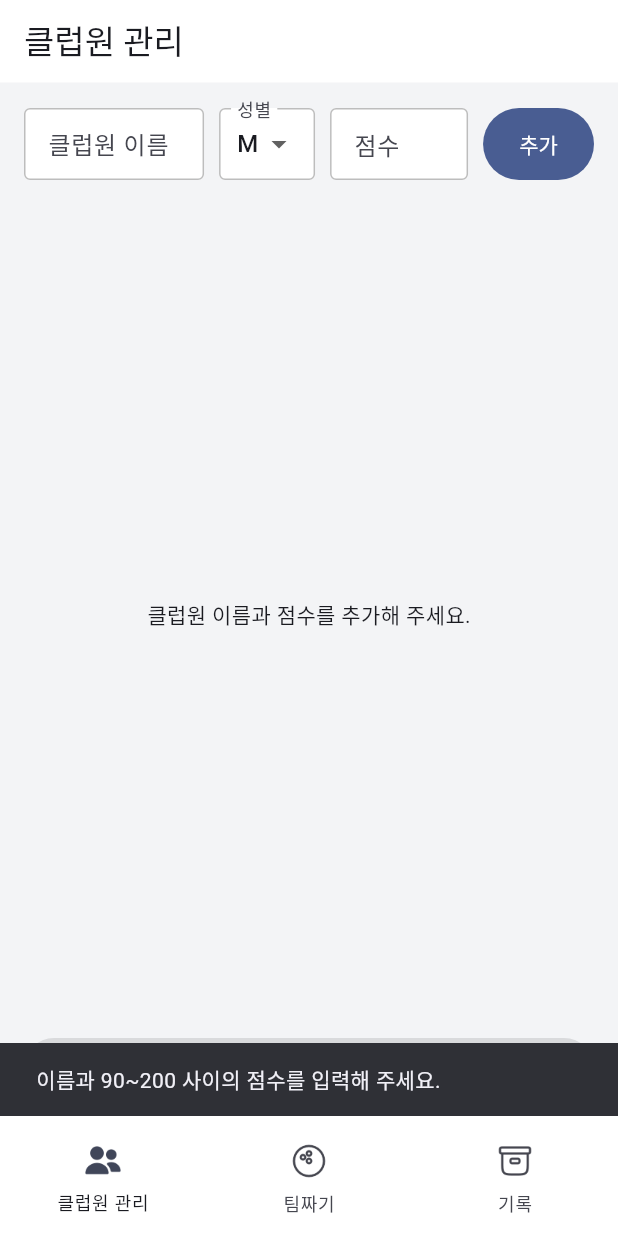
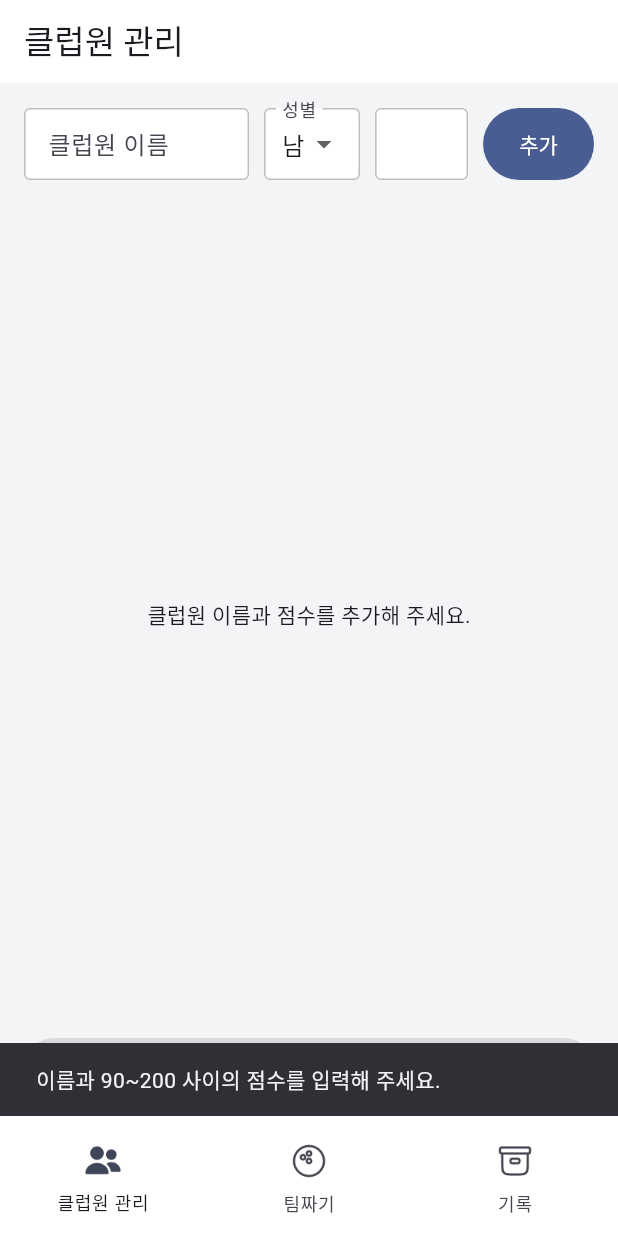
Before and after one commit to dyuhob/blackholeTeammaker, a Flutter app: the screen it shows after launch, after a tap on "추가", on a phone screen of 412 x 824 dp. Run offline on Flutter 3.47's test engine with Material 3 defaults, Android fonts, the phone set to English and light mode, and no system bars; our stand-ins replace screenshot, share_plus, supabase_flutter, web; missing offline and left inert: dart:js_interop, gal; accounts and stored records are empty.

Commit message:
feat: refine team builder controls

```diff
--- a/lib/domain/member.dart
+++ b/lib/domain/member.dart
@@ -1,6 +1,6 @@
 enum MemberGender {
-  male(0, 'M'),
-  female(1, 'W');
+  male(0, '남'),
+  female(1, '여');
 
   const MemberGender(this.storageValue, this.label);
 
--- a/lib/features/history/team_result_content.dart
+++ b/lib/features/history/team_result_content.dart
@@ -113,7 +113,7 @@ class _TeamCard extends StatelessWidget {
                           ),
                           style: const TextStyle(
                             color: Colors.red,
-                            fontWeight: FontWeight.w500,
+                            fontWeight: FontWeight.bold,
                           ),
                         ),
                         const SizedBox(width: 8),
--- a/lib/features/history/team_result_screen.dart
+++ b/lib/features/history/team_result_screen.dart
@@ -267,7 +267,7 @@ class _TeamResultScreenState extends State<TeamResultScreen> {
                     size: 20,
                   ),
                   label: Text(
-                    _hasSavedTitle ? '저장됨' : (_saved ? '변경사항 저장' : '기록 저장'),
+                    _hasSavedTitle ? '저장됨' : (_saved ? '변경사항 저장' : '저장'),
                   ),
                 ),
               ),
--- a/lib/features/members/member_screen.dart
+++ b/lib/features/members/member_screen.dart
@@ -144,7 +144,7 @@ class _MemberScreenState extends State<MemberScreen> {
                   ),
                   const SizedBox(width: 10),
                   SizedBox(
-                    width: 92,
+                    width: 62,
                     child: TextField(
                       key: const Key('member-score-input'),
                       controller: _scoreController,
--- a/lib/features/team_builder/team_builder_screen.dart
+++ b/lib/features/team_builder/team_builder_screen.dart
@@ -187,16 +187,75 @@ class _TeamBuilderScreenState extends State<TeamBuilderScreen> {
               crossAxisAlignment: CrossAxisAlignment.stretch,
               children: [
                 Expanded(
+                  child: InkWell(
+                    key: const Key('female-handicap-control'),
+                    borderRadius: BorderRadius.circular(12),
+                    onTap: () => widget.controller.femaleHandicapEnabled =
+                        !widget.controller.femaleHandicapEnabled,
+                    child: Row(
+                      mainAxisAlignment: MainAxisAlignment.center,
+                      children: [
+                        Checkbox(
+                          value: widget.controller.femaleHandicapEnabled,
+                          onChanged: (value) =>
+                              widget.controller.femaleHandicapEnabled =
+                                  value ?? false,
+                          visualDensity: VisualDensity.compact,
+                          materialTapTargetSize:
+                              MaterialTapTargetSize.shrinkWrap,
+                        ),
+                        const Flexible(
+                          child: Text(
+                            '여성핸디',
+                            maxLines: 1,
+                            style: TextStyle(
+                              fontSize: 12,
+                              fontWeight: FontWeight.bold,
+                            ),
+                          ),
+                        ),
+                      ],
+                    ),
+                  ),
+                ),
+                const SizedBox(width: 10),
+                Expanded(
                   child: SegmentedButton<TeamAllocationMode>(
                     key: const Key('allocation-mode-toggle'),
                     showSelectedIcon: false,
-                    style: const ButtonStyle(
-                      visualDensity: VisualDensity.compact,
-                      padding: WidgetStatePropertyAll(
+                    style: ButtonStyle(
+                      tapTargetSize: MaterialTapTargetSize.shrinkWrap,
+                      minimumSize: const WidgetStatePropertyAll(
+                        Size(0, _controlHeight),
+                      ),
+                      maximumSize: const WidgetStatePropertyAll(
+                        Size(double.infinity, _controlHeight),
+                      ),
+                      padding: const WidgetStatePropertyAll(
                         EdgeInsets.symmetric(horizontal: 4),
                       ),
-                      textStyle: WidgetStatePropertyAll(
-                        TextStyle(fontSize: 12),
+                      shape: WidgetStatePropertyAll(
+                        RoundedRectangleBorder(
+                          borderRadius: BorderRadius.circular(12),
+                        ),
+                      ),
+                      backgroundColor: WidgetStateProperty.resolveWith(
+                        (states) => states.contains(WidgetState.selected)
+                            ? Theme.of(context).colorScheme.primary
+                            : Colors.white,
+                      ),
+                      foregroundColor: WidgetStateProperty.resolveWith(
+                        (states) => states.contains(WidgetState.selected)
+                            ? Colors.white
+                            : Theme.of(context).colorScheme.onSurface,
+                      ),
+                      textStyle: WidgetStateProperty.resolveWith(
+                        (states) => TextStyle(
+                          fontSize: 12,
+                          fontWeight: states.contains(WidgetState.selected)
+                              ? FontWeight.bold
+                              : FontWeight.normal,
+                        ),
                       ),
                     ),
                     segments: const [
@@ -226,36 +285,6 @@ class _TeamBuilderScreenState extends State<TeamBuilderScreen> {
                       AssetImage(NavigationIconAssets.buildTeams),
                     ),
                     label: const Text('팀짜기'),
-                  ),
-                ),
-                const SizedBox(width: 10),
-                Expanded(
-                  child: InkWell(
-                    key: const Key('female-handicap-control'),
-                    borderRadius: BorderRadius.circular(12),
-                    onTap: () => widget.controller.femaleHandicapEnabled =
-                        !widget.controller.femaleHandicapEnabled,
-                    child: Row(
-                      mainAxisAlignment: MainAxisAlignment.center,
-                      children: [
-                        Checkbox(
-                          value: widget.controller.femaleHandicapEnabled,
-                          onChanged: (value) =>
-                              widget.controller.femaleHandicapEnabled =
-                                  value ?? false,
-                          visualDensity: VisualDensity.compact,
-                          materialTapTargetSize:
-                              MaterialTapTargetSize.shrinkWrap,
-                        ),
-                        const Flexible(
-                          child: Text(
-                            '여성핸디',
-                            maxLines: 1,
-                            style: TextStyle(fontSize: 12),
-                          ),
-                        ),
-                      ],
-                    ),
                   ),
                 ),
               ],
--- a/lib/services/gallery_export_service.dart
+++ b/lib/services/gallery_export_service.dart
@@ -10,7 +10,7 @@ class GalleryExportService implements GalleryExporter {
   const GalleryExportService();
 
   @override
-  String get actionLabel => '갤러리 저장';
+  String get actionLabel => '갤러리';
 
   @override
   String get busyLabel => '준비 중…';
--- a/lib/services/web_gallery_export_service.dart
+++ b/lib/services/web_gallery_export_service.dart
@@ -12,7 +12,7 @@ class WebGalleryExportService implements GalleryExporter {
   const WebGalleryExportService();
 
   @override
-  String get actionLabel => '갤러리 저장';
+  String get actionLabel => '갤러리';
 
   @override
   String get busyLabel => '준비 중…';
```
Also changed, not shown: 4 other files.
